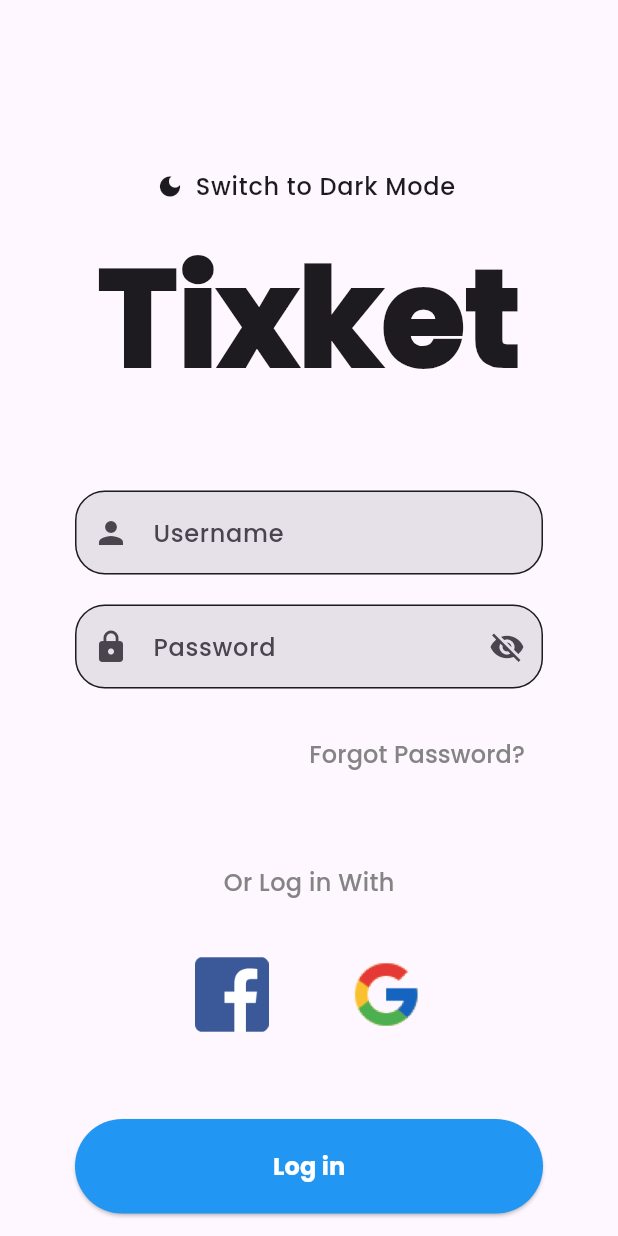
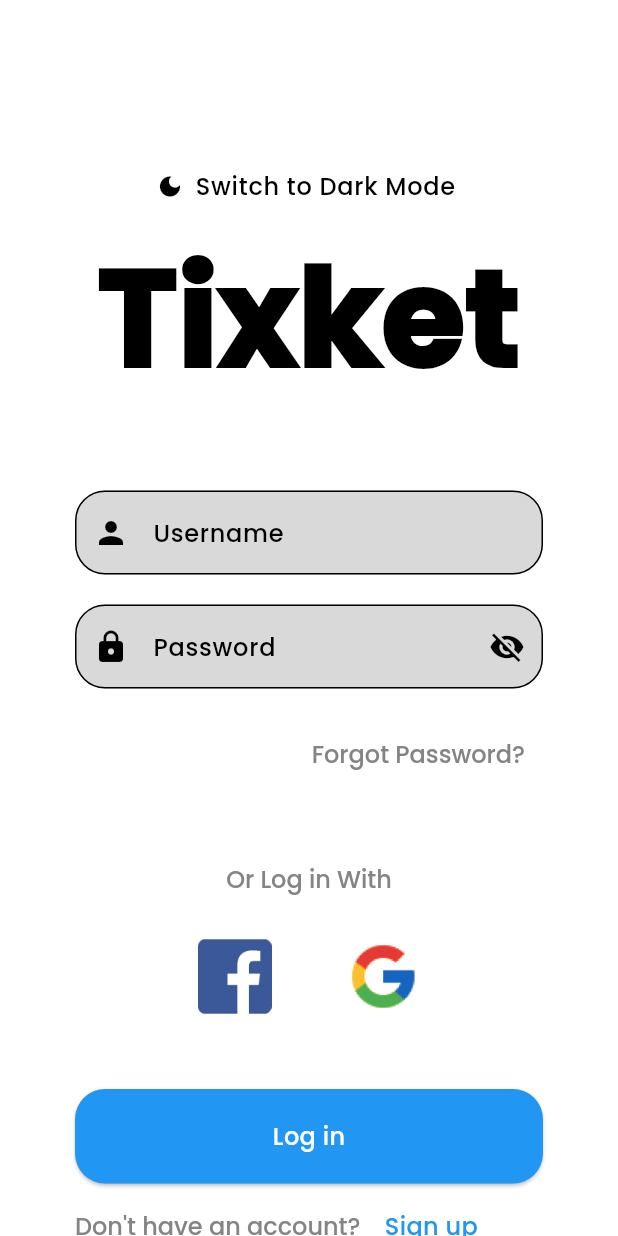
Before and after one commit to irdacin/tixket, a Flutter app: the screen it shows after launch, on a phone screen of 412 x 824 dp. Run offline on Flutter 3.47's test engine with Material 3 defaults, Android fonts, the phone set to English and light mode, and no system bars; accounts and stored records are empty.

Commit message:
Create custom themes for light mode and dark mode

```diff
--- a/lib/components/input_field.dart
+++ b/lib/components/input_field.dart
@@ -57,28 +57,28 @@ class _InputFieldState extends State<InputField> {
       decoration: InputDecoration(
         enabledBorder: OutlineInputBorder(
           borderSide: BorderSide(
-            color: Theme.of(context).textTheme.bodyMedium!.color!,
+            color: Theme.of(context).colorScheme.primary,
             width: 1
           ),
           borderRadius: BorderRadius.circular(20),
         ),
         focusedBorder: OutlineInputBorder(
           borderSide: BorderSide(
-            color: Theme.of(context).textTheme.bodyMedium!.color!,
+            color: Theme.of(context).colorScheme.primary,
             width: 2
           ),
           borderRadius: BorderRadius.circular(20),
         ),
         errorBorder: OutlineInputBorder(
-          borderSide: const BorderSide(
-            color: Colors.red,
+          borderSide: BorderSide(
+            color: Theme.of(context).colorScheme.error,
             width: 1.5
           ),
           borderRadius: BorderRadius.circular(20),
         ),
         focusedErrorBorder: OutlineInputBorder(
-          borderSide: const BorderSide(
-            color: Colors.red,
+          borderSide: BorderSide(
+            color: Theme.of(context).colorScheme.error,
             width: 2
           ),
           borderRadius: BorderRadius.circular(20),
@@ -93,6 +93,7 @@ class _InputFieldState extends State<InputField> {
         errorText: widget.errorText,
         prefixIcon: Icon(widget.icon),
         filled: true,
+        fillColor: Theme.of(context).colorScheme.onBackground,
         suffixIcon: widget.trailing,
       ),
       obscureText: !widget.isVisible,
--- a/lib/components/loading_button.dart
+++ b/lib/components/loading_button.dart
@@ -37,18 +37,18 @@ class _LoadingButtonState extends State<LoadingButton> {
         foregroundColor: Colors.white,
         backgroundColor: Colors.blue,
         padding: const EdgeInsets.all(20),
+        shape: RoundedRectangleBorder(
+          borderRadius: BorderRadius.circular(20)
+        ),
+        textStyle: Theme.of(context).textTheme.bodyMedium
       ),
       child: !isLoading
         ? Text(
           widget.label,
-          style: const TextStyle(
-            fontWeight: FontWeight.bold,
-            fontSize: 16
-          ),
         )
         : Container(
-          width: 20,
-          height: 20,
+          width: 23,
+          height: 23,
           padding: const EdgeInsets.all(2),
           child: const CircularProgressIndicator(
             color: Colors.white,
--- a/lib/main.dart
+++ b/lib/main.dart
@@ -3,6 +3,7 @@ import 'package:provider/provider.dart';
 import 'package:tixket/pages/login_page.dart';
 import 'package:tixket/providers/theme_provider.dart';
 import 'package:tixket/providers/user_provider.dart';
+import 'package:tixket/utils/theme.dart';
 
 void main() {
   runApp(const MyApp());
@@ -22,14 +23,8 @@ class MyApp extends StatelessWidget {
         return MaterialApp(
           title: 'Flutter Demo',
           debugShowCheckedModeBanner: false,
-          theme: ThemeData(
-            brightness: Brightness.light,
-            fontFamily: 'Poppins'
-          ),
-          darkTheme: ThemeData(
-            brightness: Brightness.dark,
-            fontFamily: 'Poppins'
-          ),
+          theme: lightTheme,
+          darkTheme: darkTheme,
           themeMode: Provider.of<ThemeProvider>(context).isDarkMode ? ThemeMode.dark : ThemeMode.light,
           home: const LoginPage()
         );
--- a/lib/pages/login_page.dart
+++ b/lib/pages/login_page.dart
@@ -93,37 +93,31 @@ class _LoginPageState extends State<LoginPage> {
                   alignment: Alignment.centerRight,
                   child: TextButton(
                     onPressed: (){},
-                    child: const Text(
+                    child: Text(
                       "Forgot Password?",
-                      style: TextStyle(
-                        fontSize: 16,
-                        color: Color(0xff858484)
-                      ),
+                      style: Theme.of(context).textTheme.displayMedium
                     )
                   ),
                 ),
                 const SizedBox(height: 50),
-                const Text(
+                Text(
                   "Or Log in With",
-                  style: TextStyle(
-                    fontSize: 16,
-                    color: Color(0xff858484)
-                  ),
+                  style: Theme.of(context).textTheme.displayMedium
                 ),
                 const SizedBox(height: 30),
                 Row(
                   mainAxisAlignment: MainAxisAlignment.center,
                   children: [
-                    TextButton(
-                      onPressed: (){},
+                    InkWell(
+                      onTap: (){},
                       child: Image.asset(
                         "assets/images/facebook.png",
                         height: 50,
                       ),
                     ),
-                    const SizedBox(width: 30),
-                    TextButton(
-                      onPressed: (){},
+                    const SizedBox(width: 50),
+                    InkWell(
+                      onTap: (){},
                       child: Image.asset(
                         "assets/images/google.png",
                         height: 50,
@@ -162,12 +156,9 @@ class _LoginPageState extends State<LoginPage> {
                 const SizedBox(height: 5),
                 Row(
                   children: [
-                    const Text(
+                    Text(
                       "Don't have an account? ",
-                      style: TextStyle(
-                        fontSize: 16,
-                        color: Color(0xff858484)
-                      ),
+                      style: Theme.of(context).textTheme.displayMedium
                     ),
                     TextButton(
                       onPressed: () {
@@ -177,9 +168,7 @@ class _LoginPageState extends State<LoginPage> {
                       },
                       style: TextButton.styleFrom(
                         foregroundColor: Colors.blue,
-                        textStyle: const TextStyle(
-                          fontSize: 16
-                        )
+                        textStyle: Theme.of(context).textTheme.bodyMedium
                       ),
                       child: const Text("Sign up"),
                     )
--- /dev/null
+++ b/lib/utils/theme.dart
@@ -0,0 +1,75 @@
+import 'package:flutter/material.dart';
+
+ThemeData lightTheme = ThemeData(
+  colorScheme: const ColorScheme.light(
+    primary: Colors.black,
+    error: Colors.red,
+    onError: Colors.red,
+    background: Colors.white,
+    onBackground: Color(0xffd9d9d9)
+  ),
+  useMaterial3: true,
+  fontFamily: 'Poppins',
+  textTheme: const TextTheme(
+    labelMedium: TextStyle(
+      fontSize: 18,
+      fontWeight: FontWeight.bold
+    ),
+    displayMedium: TextStyle(
+      fontSize: 16,
+      color: Color(0xff858484)
+    ),
+    headlineLarge: TextStyle(
+      fontSize: 26,
+      fontWeight: FontWeight.bold
+    ),
+    headlineMedium: TextStyle(
+      fontSize: 20,
+      fontWeight: FontWeight.w600
+    ),
+    headlineSmall: TextStyle(
+      fontSize: 16,
+      fontWeight: FontWeight.w600
+    ),
+    bodyMedium: TextStyle(
+      fontSize: 16
+    )
+  )
+);
+
+ThemeData darkTheme = ThemeData(
+  colorScheme: const ColorScheme.dark(
+    primary: Colors.white,
+    background: Color(0xff121212),
+    onBackground: Color(0xff262626),
+    error: Colors.red,
+    onError: Colors.red,
+  ),
+  useMaterial3: true,
+  fontFamily: 'Poppins',
+  textTheme: const TextTheme(
+    labelMedium: TextStyle(
+      fontSize: 18,
+      fontWeight: FontWeight.bold
+    ),
+    displayMedium: TextStyle(
+      fontSize: 16,
+      color: Color(0xff858484)
+    ),
+    headlineLarge: TextStyle(
+      fontSize: 26,
+      fontWeight: FontWeight.bold
+    ),
+    headlineMedium: TextStyle(
+      fontSize: 20,
+      fontWeight: FontWeight.w600
+    ),
+    headlineSmall: TextStyle(
+      fontSize: 16,
+      fontWeight: FontWeight.w600
+    ),
+    bodyMedium: TextStyle(
+      fontSize: 16
+    )
+  ),
+);
```
Also changed, not shown: lib/pages/booking_movie_page.dart (+9 -13 lines), lib/pages/home_page.dart (+11 -20 lines), lib/pages/profile_page.dart (+3 -4 lines), lib/pages/signup_page.dart (+10 -18 lines).
